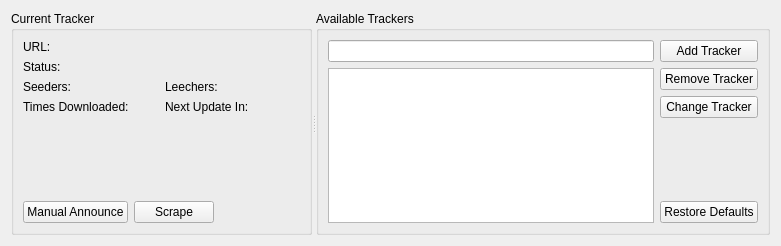
This is plugins/infowidget/trackerview.ui in netrunner-debian-kde-extras/ktorrent as Qt 5 draws it before an edit. The edited form follows.
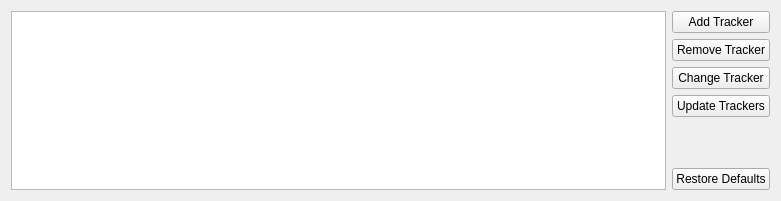
This is the edited form. Custom widgets are drawn as their Qt base class.

Diff of the .ui file:
```diff
--- a/plugins/infowidget/trackerview.ui
+++ b/plugins/infowidget/trackerview.ui
@@ -6,238 +6,22 @@
     <x>0</x>
     <y>0</y>
     <width>781</width>
-    <height>246</height>
+    <height>201</height>
    </rect>
   </property>
-  <layout class="QGridLayout" name="gridLayout" >
-   <item row="0" column="0" >
-    <widget class="QSplitter" name="splitter" >
-     <property name="orientation" >
-      <enum>Qt::Horizontal</enum>
-     </property>
-     <widget class="QGroupBox" name="groupBox" >
-      <property name="sizePolicy" >
-       <sizepolicy vsizetype="Preferred" hsizetype="Maximum" >
-        <horstretch>0</horstretch>
-        <verstretch>0</verstretch>
-       </sizepolicy>
-      </property>
-      <property name="title" >
-       <string>Current Tracker</string>
-      </property>
+  <layout class="QHBoxLayout" name="horizontalLayout" >
+   <item>
+    <widget class="QTreeView" name="m_tracker_list" />
+   </item>
+   <item>
       <layout class="QVBoxLayout" >
        <item>
-        <layout class="QHBoxLayout" >
-         <item>
-          <widget class="QLabel" name="label" >
-           <property name="text" >
-            <string>URL:</string>
-           </property>
-          </widget>
-         </item>
-         <item>
-          <widget class="KSqueezedTextLabel" name="m_url" >
-           <property name="sizePolicy" >
-            <sizepolicy vsizetype="Preferred" hsizetype="Expanding" >
-             <horstretch>0</horstretch>
-             <verstretch>0</verstretch>
-            </sizepolicy>
-           </property>
-          </widget>
-         </item>
-        </layout>
-       </item>
-       <item>
-        <layout class="QHBoxLayout" >
-         <item>
-          <widget class="QLabel" name="label_2" >
-           <property name="text" >
-            <string>Status:</string>
-           </property>
-          </widget>
-         </item>
-         <item>
-          <widget class="KSqueezedTextLabel" name="m_status" >
-           <property name="sizePolicy" >
-            <sizepolicy vsizetype="Preferred" hsizetype="Expanding" >
-             <horstretch>0</horstretch>
-             <verstretch>0</verstretch>
-            </sizepolicy>
-           </property>
-          </widget>
-         </item>
-        </layout>
-       </item>
-       <item>
-        <layout class="QGridLayout" >
-         <item row="0" column="0" >
-          <layout class="QHBoxLayout" >
-           <item>
-            <widget class="QLabel" name="label_3" >
-             <property name="text" >
-              <string>Seeders:</string>
-             </property>
-            </widget>
-           </item>
-           <item>
-            <widget class="QLabel" name="m_seeders" >
-             <property name="sizePolicy" >
-              <sizepolicy vsizetype="Preferred" hsizetype="Expanding" >
-               <horstretch>0</horstretch>
-               <verstretch>0</verstretch>
-              </sizepolicy>
-             </property>
-             <property name="text" >
-              <string/>
-             </property>
-            </widget>
-           </item>
-          </layout>
-         </item>
-         <item row="0" column="1" >
-          <layout class="QHBoxLayout" >
-           <item>
-            <widget class="QLabel" name="label_6" >
-             <property name="text" >
-              <string>Leechers:</string>
-             </property>
-            </widget>
-           </item>
-           <item>
-            <widget class="QLabel" name="m_leechers" >
-             <property name="sizePolicy" >
-              <sizepolicy vsizetype="Preferred" hsizetype="Expanding" >
-               <horstretch>0</horstretch>
-               <verstretch>0</verstretch>
-              </sizepolicy>
-             </property>
-             <property name="text" >
-              <string/>
-             </property>
-            </widget>
-           </item>
-          </layout>
-         </item>
-         <item row="1" column="0" >
-          <layout class="QHBoxLayout" >
-           <item>
-            <widget class="QLabel" name="label_8" >
-             <property name="text" >
-              <string>Times Downloaded:</string>
-             </property>
-            </widget>
-           </item>
-           <item>
-            <widget class="QLabel" name="m_times_downloaded" >
-             <property name="sizePolicy" >
-              <sizepolicy vsizetype="Preferred" hsizetype="Expanding" >
-               <horstretch>0</horstretch>
-               <verstretch>0</verstretch>
-              </sizepolicy>
-             </property>
-             <property name="text" >
-              <string/>
-             </property>
-            </widget>
-           </item>
-          </layout>
-         </item>
-         <item row="1" column="1" >
-          <layout class="QHBoxLayout" >
-           <item>
-            <widget class="QLabel" name="label_5" >
-             <property name="text" >
-              <string>Next Update In:</string>
-             </property>
-            </widget>
-           </item>
-           <item>
-            <widget class="QLabel" name="m_next_update" >
-             <property name="sizePolicy" >
-              <sizepolicy vsizetype="Preferred" hsizetype="Expanding" >
-               <horstretch>0</horstretch>
-               <verstretch>0</verstretch>
-              </sizepolicy>
-             </property>
-             <property name="text" >
-              <string/>
-             </property>
-            </widget>
-           </item>
-          </layout>
-         </item>
-        </layout>
-       </item>
-       <item>
-        <spacer>
-         <property name="orientation" >
-          <enum>Qt::Vertical</enum>
-         </property>
-         <property name="sizeHint" stdset="0" >
-          <size>
-           <width>20</width>
-           <height>16</height>
-          </size>
-         </property>
-        </spacer>
-       </item>
-       <item>
-        <layout class="QHBoxLayout" >
-         <item>
-          <widget class="KPushButton" name="m_announce" >
-           <property name="text" >
-            <string>Manual Announce</string>
-           </property>
-          </widget>
-         </item>
-         <item>
-          <widget class="QPushButton" name="m_scrape" >
-           <property name="text" >
-            <string>Scrape</string>
-           </property>
-          </widget>
-         </item>
-         <item>
-          <spacer>
-           <property name="orientation" >
-            <enum>Qt::Horizontal</enum>
-           </property>
-           <property name="sizeHint" stdset="0" >
-            <size>
-             <width>40</width>
-             <height>20</height>
-            </size>
-           </property>
-          </spacer>
-         </item>
-        </layout>
-       </item>
-      </layout>
-     </widget>
-     <widget class="QGroupBox" name="groupBox_2" >
-      <property name="title" >
-       <string>Available Trackers</string>
-      </property>
-      <layout class="QGridLayout" >
-       <item row="0" column="0" >
-        <widget class="KLineEdit" name="m_tracker_to_add" >
-         <property name="showClearButton" stdset="0" >
-          <bool>true</bool>
-         </property>
-        </widget>
-       </item>
-       <item row="0" column="1" >
         <widget class="KPushButton" name="m_add_tracker" >
          <property name="text" >
           <string>Add Tracker</string>
          </property>
         </widget>
        </item>
-       <item row="1" column="0" >
-        <widget class="QListView" name="m_tracker_list" />
-       </item>
-       <item row="1" column="1" >
-        <layout class="QVBoxLayout" >
          <item>
           <widget class="KPushButton" name="m_remove_tracker" >
            <property name="text" >
@@ -252,6 +36,13 @@
            </property>
           </widget>
          </item>
+     <item>
+      <widget class="QPushButton" name="m_scrape" >
+       <property name="text" >
+        <string>Update Trackers</string>
+       </property>
+      </widget>
+     </item>
          <item>
           <spacer>
            <property name="orientation" >
@@ -276,26 +67,12 @@
        </item>
       </layout>
      </widget>
-    </widget>
-   </item>
-  </layout>
- </widget>
  <customwidgets>
-  <customwidget>
-   <class>KLineEdit</class>
-   <extends>QLineEdit</extends>
-   <header>klineedit.h</header>
-  </customwidget>
   <customwidget>
    <class>KPushButton</class>
    <extends>QPushButton</extends>
    <header>kpushbutton.h</header>
   </customwidget>
-  <customwidget>
-   <class>KSqueezedTextLabel</class>
-   <extends>QLabel</extends>
-   <header>ksqueezedtextlabel.h</header>
-  </customwidget>
  </customwidgets>
  <resources/>
  <connections/>
```
Lines whose indentation alone changed are shown as unchanged.
